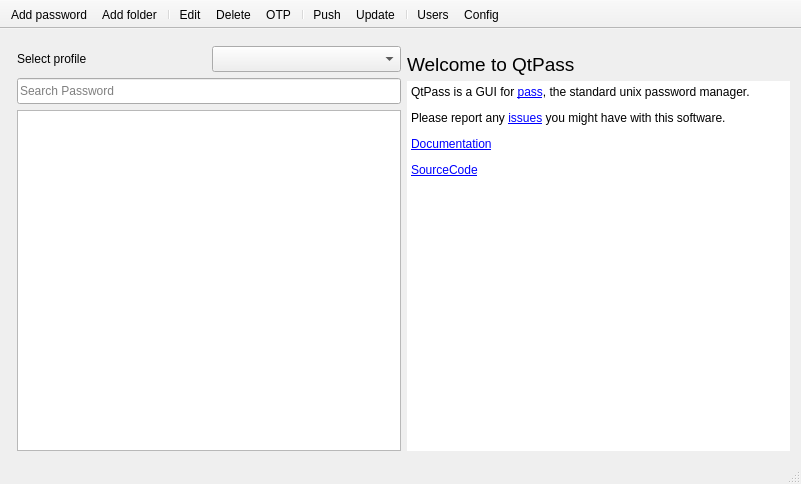
Above: src/mainwindow.ui from IJHack/QtPass before the change. Below: the same form after it.
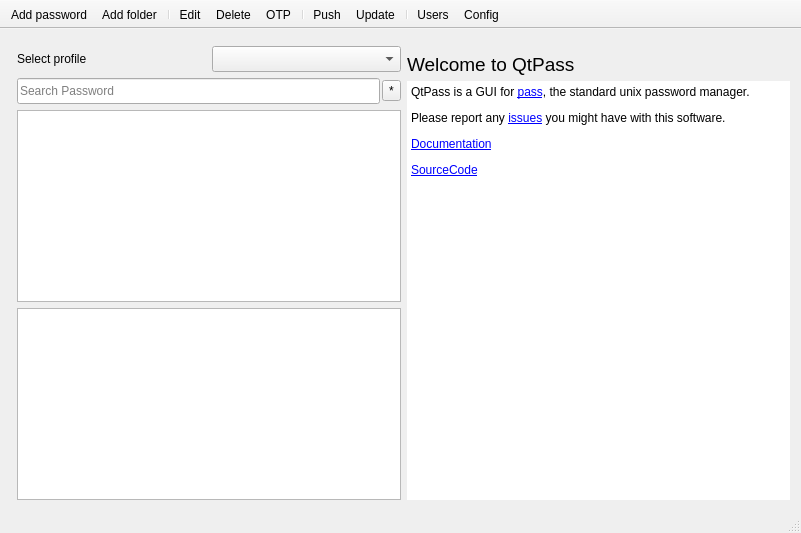
That is the form after the change. Icons and pictures are not drawn. Custom widgets are drawn as their Qt base class.

Commit message: feat: implement pass grep content search (#109)

```diff
--- a/src/mainwindow.ui
+++ b/src/mainwindow.ui
@@ -98,6 +98,11 @@
          </widget>
         </item>
         <item>
+         <layout class="QHBoxLayout" name="searchLayout">
+          <property name="spacing">
+           <number>2</number>
+          </property>
+          <item>
          <widget class="QLineEdit" name="lineEdit">
           <property name="minimumSize">
            <size>
@@ -117,6 +122,21 @@
          </widget>
         </item>
         <item>
+           <widget class="QToolButton" name="grepButton">
+            <property name="toolTip">
+             <string>Search inside password content (pass grep)</string>
+            </property>
+            <property name="text">
+             <string>*</string>
+            </property>
+            <property name="checkable">
+             <bool>true</bool>
+            </property>
+           </widget>
+          </item>
+         </layout>
+        </item>
+        <item>
          <widget class="DeselectableTreeView" name="treeView">
           <property name="sizePolicy">
            <sizepolicy hsizetype="Minimum" vsizetype="MinimumExpanding">
@@ -147,6 +167,27 @@
           </attribute>
          </widget>
         </item>
+        <item>
+         <widget class="QTreeWidget" name="grepResultsList">
+          <property name="sizePolicy">
+           <sizepolicy hsizetype="Minimum" vsizetype="MinimumExpanding">
+            <horstretch>0</horstretch>
+            <verstretch>0</verstretch>
+           </sizepolicy>
+          </property>
+          <property name="visible">
+           <bool>false</bool>
+          </property>
+          <property name="headerHidden">
+           <bool>true</bool>
+          </property>
+          <column>
+           <property name="text">
+            <string>Results</string>
+           </property>
+          </column>
+         </widget>
+        </item>
        </layout>
       </item>
       <item>
```
Lines whose indentation alone changed are shown as unchanged. The commit also changes 10 other files.
